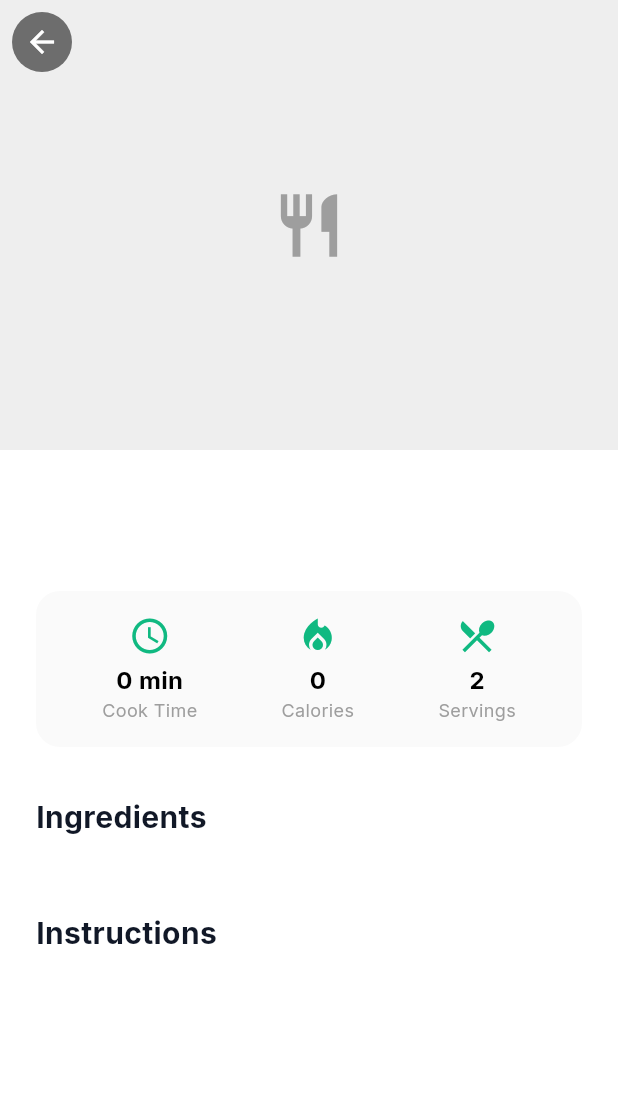
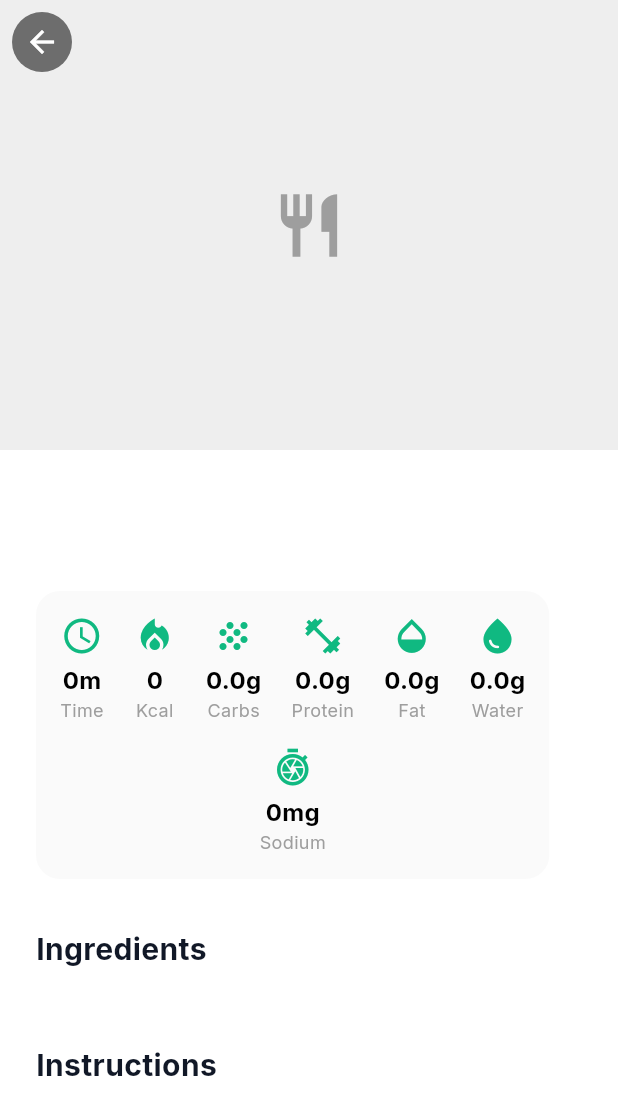
Before and after one commit to 0xbarss/smart_vitals, a Flutter app: the RecipeDetailPage screen opened directly with empty values, on a phone screen of 412 x 824 dp. Shown: the top 1115 px of the screen. Run offline on Flutter 3.47's test engine with Material 3 defaults, Android fonts, the phone set to English and light mode, and no system bars; our stand-ins replace cloud_firestore, csv, equatable, file_picker, firebase_auth, firebase_core and 12 more; missing offline and left inert: flutter_ringtone_player, health, syncfusion_flutter_pdf; accounts and stored records are empty; generated files the repository leaves out were written again.

Commit message:
Update Recipes Page and Filtering

```diff
--- a/lib/core/services/recipes_data_helper.dart
+++ b/lib/core/services/recipes_data_helper.dart
@@ -35,7 +35,7 @@ class RecipeDatabaseHelper {
     return await openDatabase(path, version: 1);
   }
 
-  Future<List<Map<String, dynamic>>> searchRecipes(String query, {int limit = 20, int offset = 0}) async {
+  Future<List<Map<String, dynamic>>> searchRecipes(String query, {int limit = 1000, int offset = 0}) async {
     final db = await database;
 
     if (query.isEmpty) {
--- a/lib/features/recipes/domain/entities/recipe.dart
+++ b/lib/features/recipes/domain/entities/recipe.dart
@@ -7,8 +7,13 @@ class Recipe {
   final List<String> tags;
   final List<String> ingredients;
   final List<String> instructions;
+  final double carbs;
+  final double protein;
+  final double fat;
+  final double water;
+  final double sodium;
 
-  const Recipe({
+  Recipe({
     required this.id,
     required this.title,
     required this.calories,
@@ -17,5 +22,10 @@ class Recipe {
     required this.tags,
     required this.ingredients,
     required this.instructions,
+    this.carbs = 0,
+    this.protein = 0,
+    this.fat = 0,
+    this.water = 0,
+    this.sodium = 0,
   });
 }
--- a/lib/features/recipes/presentation/pages/recipe_detail_page.dart
+++ b/lib/features/recipes/presentation/pages/recipe_detail_page.dart
@@ -107,35 +107,22 @@ class RecipeDetailPage extends StatelessWidget {
                       Container(
                         padding: const EdgeInsets.all(16),
                         decoration: BoxDecoration(
-                          color: isHighContrast
-                              ? Colors.grey[900]
-                              : Colors.grey[50],
+                          color: isHighContrast ? Colors.grey[900] : Colors.grey[50],
                           borderRadius: BorderRadius.circular(16),
-                          border: isHighContrast
-                              ? Border.all(color: Colors.white24)
-                              : null,
+                          border: isHighContrast ? Border.all(color: Colors.white24) : null,
                         ),
-                        child: Row(
-                          mainAxisAlignment: MainAxisAlignment.spaceAround,
+                        child: Wrap(
+                          spacing: 20,
+                          runSpacing: 16,
+                          alignment: WrapAlignment.spaceAround,
                           children: [
-                            _buildStat(
-                              Icons.access_time,
-                              "${recipe.timeMins} min",
-                              "Cook Time",
-                              isHighContrast,
-                            ),
-                            _buildStat(
-                              Icons.local_fire_department,
-                              "${recipe.calories}",
-                              "Calories",
-                              isHighContrast,
-                            ),
-                            _buildStat(
-                              Icons.restaurant_menu,
-                              "2",
-                              "Servings",
-                              isHighContrast,
-                            ),
+                            _buildStat(Icons.access_time, "${recipe.timeMins}m", "Time", isHighContrast),
+                            _buildStat(Icons.local_fire_department, "${recipe.calories}", "Kcal", isHighContrast),
+                            _buildStat(Icons.grain, "${recipe.carbs.toStringAsFixed(1)}g", "Carbs", isHighContrast),
+                            _buildStat(Icons.fitness_center, "${recipe.protein.toStringAsFixed(1)}g", "Protein", isHighContrast),
+                            _buildStat(Icons.opacity, "${recipe.fat.toStringAsFixed(1)}g", "Fat", isHighContrast),
+                            _buildStat(Icons.water_drop, "${recipe.water.toStringAsFixed(1)}g", "Water", isHighContrast),
+                            _buildStat(Icons.shutter_speed, "${recipe.sodium.round()}mg", "Sodium", isHighContrast),
                           ],
                         ),
                       ),
--- a/lib/features/settings/presentation/bloc/settings_event.dart
+++ b/lib/features/settings/presentation/bloc/settings_event.dart
@@ -21,3 +21,15 @@ class ChangeAppMode extends SettingsEvent {
   final AppMode mode;
   ChangeAppMode(this.mode);
 }
+
+class UpdateDietaryPreference extends SettingsEvent {
+  final String key;
+  final bool value;
+  UpdateDietaryPreference(this.key, this.value);
+}
+
+class UpdateAllergyPreference extends SettingsEvent {
+  final String key;
+  final bool value;
+  UpdateAllergyPreference(this.key, this.value);
+}
--- a/lib/features/settings/presentation/bloc/settings_state.dart
+++ b/lib/features/settings/presentation/bloc/settings_state.dart
@@ -5,12 +5,28 @@ class SettingsState {
   final double fontSizeLevel;
   final bool reduceMotion;
   final AppMode appMode;
+  final Map<String, bool> dietary;
+  final Map<String, bool> allergies;
 
   const SettingsState({
     this.highContrast = false,
     this.fontSizeLevel = 1.0,
     this.reduceMotion = false,
     this.appMode = AppMode.normal,
+    this.dietary = const {
+      'vegan': false,
+      'vegetarian': false,
+      'halal': false,
+      'kosher': false,
+    },
+    this.allergies = const {
+      'nuts': false,
+      'gluten': false,
+      'dairy': false,
+      'soy': false,
+      'shellfish': false,
+      'eggs': false,
+    },
   });
 
   SettingsState copyWith({
@@ -18,12 +34,16 @@ class SettingsState {
     double? fontSizeLevel,
     bool? reduceMotion,
     AppMode? appMode,
+    Map<String, bool>? dietary,
+    Map<String, bool>? allergies,
   }) {
     return SettingsState(
       highContrast: highContrast ?? this.highContrast,
       fontSizeLevel: fontSizeLevel ?? this.fontSizeLevel,
       reduceMotion: reduceMotion ?? this.reduceMotion,
       appMode: appMode ?? this.appMode,
+      dietary: dietary ?? this.dietary,
+      allergies: allergies ?? this.allergies,
     );
   }
 }
```
Also changed, not shown: lib/features/recipes/presentation/pages/recipes_page.dart (+54 -20 lines), lib/features/settings/presentation/bloc/settings_bloc.dart (+14 -0 lines), lib/features/settings/presentation/pages/settings_page.dart (+12 -21 lines).
